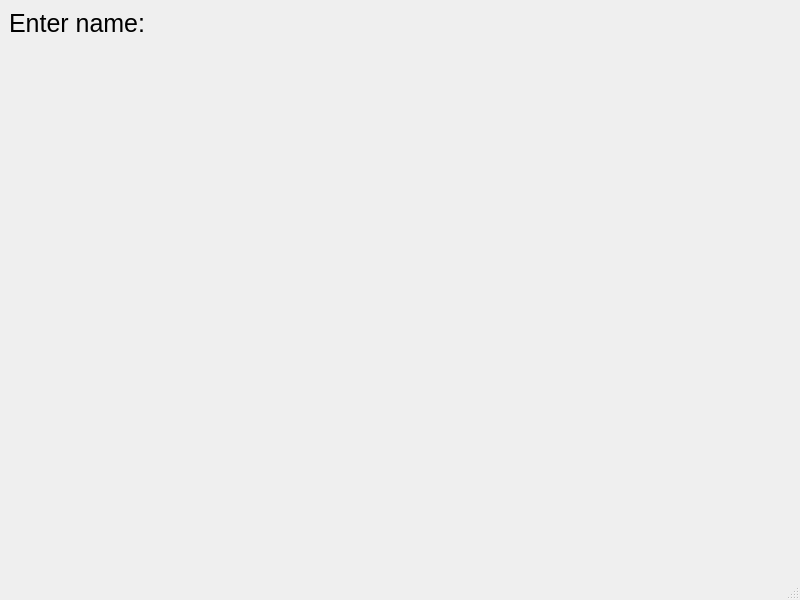
First picture: the form in SnakeClient/snakeclient.ui, repository Razorlance/SnakeGame, before the edit.
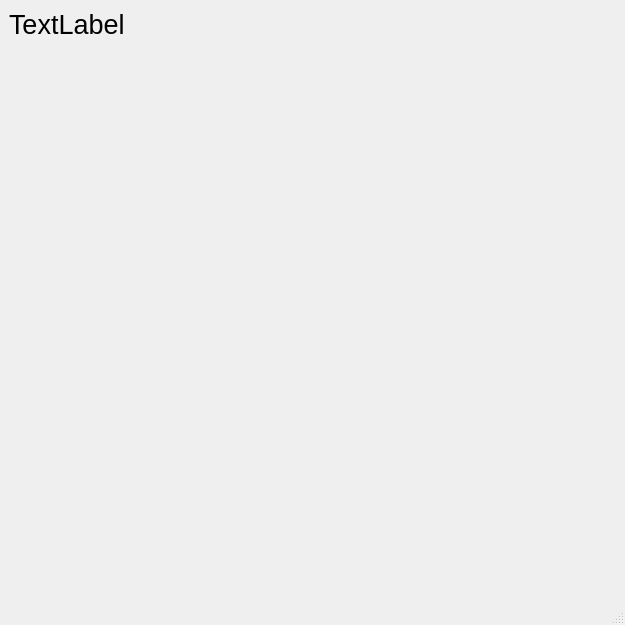
Second picture: the form after the edit.

What changed in the file:
```diff
--- a/SnakeClient/snakeclient.ui
+++ b/SnakeClient/snakeclient.ui
@@ -6,8 +6,8 @@
    <rect>
     <x>0</x>
     <y>0</y>
-    <width>800</width>
-    <height>600</height>
+    <width>625</width>
+    <height>625</height>
    </rect>
   </property>
   <property name="windowTitle">
@@ -20,26 +20,14 @@
       <item>
        <layout class="QVBoxLayout" name="verticalLayout">
         <item>
-         <widget class="QLabel" name="textLabel">
-          <property name="maximumSize">
-           <size>
-            <width>16777215</width>
-            <height>16777215</height>
-           </size>
-          </property>
-          <property name="baseSize">
-           <size>
-            <width>0</width>
-            <height>1000</height>
-           </size>
-          </property>
+         <widget class="QLabel" name="userName">
           <property name="font">
            <font>
-            <pointsize>19</pointsize>
+            <pointsize>20</pointsize>
            </font>
           </property>
           <property name="text">
-           <string>Enter name:</string>
+           <string>TextLabel</string>
           </property>
          </widget>
         </item>
```
Left out of the diff: 4 changed lines with no effect on the pictures.
